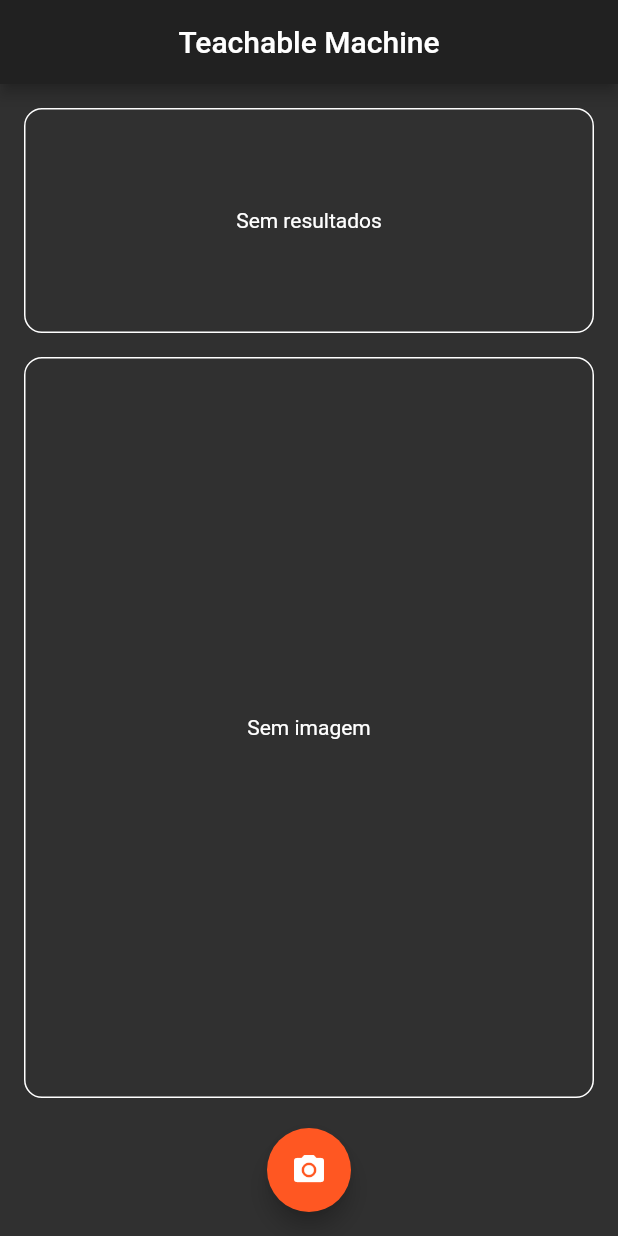
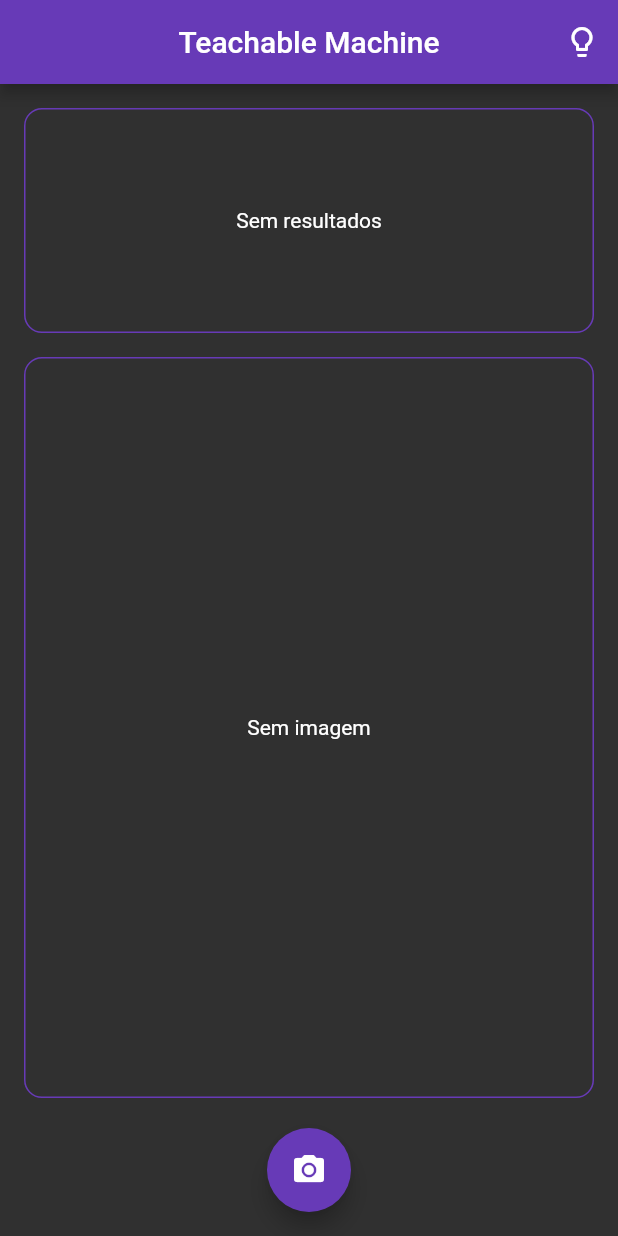
Before and after one commit to GabrielGoncalvesOliveira/learning-machine-flutter, a Flutter app: the screen it shows after launch, on a phone screen of 412 x 824 dp. Run offline on Flutter 3.47's test engine with Material 2 defaults, Android fonts, the phone set to English and light mode, and no system bars; our stand-ins replace dynamic_theme, image_picker, percent_indicator; missing offline and left inert: tflite.

Commit message:
1 desafio completo - 4° desafio

```diff
--- a/lib/main.dart
+++ b/lib/main.dart
@@ -1,6 +1,7 @@
 import 'package:flutter/material.dart';
 import 'package:flutter/services.dart';
 import 'package:learning_machine/pages/home_page.dart';
+import 'package:dynamic_theme/dynamic_theme.dart';
 
 void main() => runApp(MyApp());
 
@@ -11,21 +12,21 @@ class MyApp extends StatelessWidget {
       DeviceOrientation.portraitUp,
       DeviceOrientation.portraitDown
     ]);
-
-    return MaterialApp(
-      debugShowCheckedModeBanner: false,
-      title: 'TFLite (Cat or Dog)',
-      theme: _buildTheme(),
-      home: HomePage(),
-    );
-  }
-
-  _buildTheme(){
-    return ThemeData(
-      brightness: Brightness.dark,
-      primaryColor: Color(0xFF212121),
-      accentColor: Colors.deepOrange,
-      primarySwatch: Colors.deepOrange
+    return new DynamicTheme(
+      data: (brightness) => new ThemeData(
+        brightness: Brightness.dark,
+        primaryColor: Colors.deepPurple,
+        accentColor: Colors.deepPurple,
+        primarySwatch: Colors.deepPurple,
+      ),
+      themedWidgetBuilder: (context, theme) {
+        return new MaterialApp(
+          title: 'Calculadora de Juros',
+          theme: theme,
+          debugShowCheckedModeBanner: false,
+          home: HomePage(),
+       );
+      }
     );
   }
 }
--- a/lib/pages/home_page.dart
+++ b/lib/pages/home_page.dart
@@ -5,6 +5,7 @@ import 'package:percent_indicator/linear_percent_indicator.dart';
 import 'package:learning_machine/helpers/camera_helper.dart';
 import 'package:learning_machine/helpers/tflite_helper.dart';
 import 'package:learning_machine/models/tflite_result.dart';
+import 'package:dynamic_theme/dynamic_theme.dart';
 
 class HomePage extends StatefulWidget {
   @override
@@ -33,6 +34,18 @@ class _HomePageState extends State<HomePage> {
       appBar: AppBar(
         centerTitle: true,
         title: Text('Teachable Machine'),
+        actions: <Widget>[
+          IconButton(
+            icon: Icon(Icons.lightbulb_outline),
+            onPressed: (){
+              DynamicTheme.of(context).setThemeData(new ThemeData(
+                primaryColor: Theme.of(context).primaryColor == Colors.deepPurple? Colors.yellow[900]: Colors.deepPurple,
+                accentColor: Theme.of(context).accentColor == Colors.deepPurple? Colors.yellow[900]: Colors.deepPurple,
+                brightness: Theme.of(context).brightness == Brightness.dark? Brightness.light: Brightness.dark
+              ));
+            },
+          ),
+        ],
       ),
       floatingActionButton: FloatingActionButton(
         child: Icon(Icons.photo_camera),
@@ -60,7 +73,7 @@ class _HomePageState extends State<HomePage> {
           padding: EdgeInsets.all(8.0),
           decoration: BoxDecoration(
             border: Border.all(
-              color: Colors.white,
+              color: Colors.deepPurple,//Colors.deepPurple,
               width: 1,
             ),
             borderRadius: BorderRadius.circular(12),
@@ -99,7 +112,7 @@ class _HomePageState extends State<HomePage> {
         height: 150.0,
         decoration: BoxDecoration(
           border: Border.all(
-            color: Colors.white,
+            color: Colors.deepPurple,
             width: 1,
           ),
           borderRadius: BorderRadius.circular(12),
--- a/pubspec.yaml
+++ b/pubspec.yaml
@@ -31,6 +31,7 @@ dependencies:
   tflite: ^1.0.5
   percent_indicator: ^2.1.1+1
   image_picker: ^0.6.4
+  dynamic_theme: ^1.0.1
 
 dev_dependencies:
   flutter_test:
```
Also changed, not shown: pubspec.lock.
